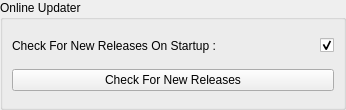
This is src/components/addons/onlineUpdater/ui/Online_Updater.ui in KelSolaar/sIBL_GUI as Qt 5 draws it before an edit. The edited form follows.
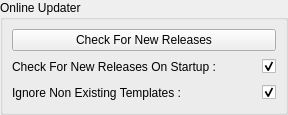
This is the edited form.

Commit message: Add "ignoreNonExistingTemplates" option to "OnlineUpdater" component.

The edit to the form file:
```diff
--- a/src/components/addons/onlineUpdater/ui/Online_Updater.ui
+++ b/src/components/addons/onlineUpdater/ui/Online_Updater.ui
@@ -2,14 +2,6 @@
 <ui version="4.0">
  <class>Online_Updater_Form</class>
  <widget class="QWidget" name="Online_Updater_Form">
-  <property name="geometry">
-   <rect>
-    <x>0</x>
-    <y>0</y>
-    <width>346</width>
-    <height>110</height>
-   </rect>
-  </property>
   <property name="windowTitle">
    <string>Form</string>
   </property>
@@ -24,16 +16,6 @@
      </property>
      <layout class="QGridLayout" name="Online_Updater_groupBox_gridLayout">
       <item row="1" column="0">
-       <widget class="QPushButton" name="Check_For_New_Releases_pushButton">
-        <property name="statusTip">
-         <string>Check For New Releases Push Button : Checks If New Releases Are Available Online.</string>
-        </property>
-        <property name="text">
-         <string>Check For New Releases</string>
-        </property>
-       </widget>
-      </item>
-      <item row="0" column="0">
        <layout class="QHBoxLayout" name="Check_For_New_Releases_On_Startup_horizontalLayout">
         <item>
          <widget class="QLabel" name="Check_For_New_Releases_On_Startup_label">
@@ -70,6 +52,53 @@
         </item>
        </layout>
       </item>
+      <item row="2" column="0">
+       <layout class="QHBoxLayout" name="Ignore_Non_Existing_Templates_horizontalLayout">
+        <item>
+         <widget class="QLabel" name="Ignore_Non_Existing_Templates_label">
+          <property name="text">
+           <string>Ignore Non Existing Templates :</string>
+          </property>
+         </widget>
+        </item>
+        <item>
+         <spacer name="Ignore_Non_Existing_Templates_horizontalSpacer">
+          <property name="orientation">
+           <enum>Qt::Horizontal</enum>
+          </property>
+          <property name="sizeHint" stdset="0">
+           <size>
+            <width>40</width>
+            <height>20</height>
+           </size>
+          </property>
+         </spacer>
+        </item>
+        <item>
+         <widget class="QCheckBox" name="Ignore_Non_Existing_Templates_checkBox">
+          <property name="statusTip">
+           <string>Ignore Non Existing Templates Check Box : Online Updater Will Only Consider Templates In The Database When Checking For Updates.</string>
+          </property>
+          <property name="layoutDirection">
+           <enum>Qt::RightToLeft</enum>
+          </property>
+          <property name="checked">
+           <bool>true</bool>
+          </property>
+         </widget>
+        </item>
+       </layout>
+      </item>
+      <item row="0" column="0">
+       <widget class="QPushButton" name="Check_For_New_Releases_pushButton">
+        <property name="statusTip">
+         <string>Check For New Releases Push Button : Checks If New Releases Are Available Online.</string>
+        </property>
+        <property name="text">
+         <string>Check For New Releases</string>
+        </property>
+       </widget>
+      </item>
      </layout>
     </widget>
    </item>
```
The commit also changes 1 other file.
